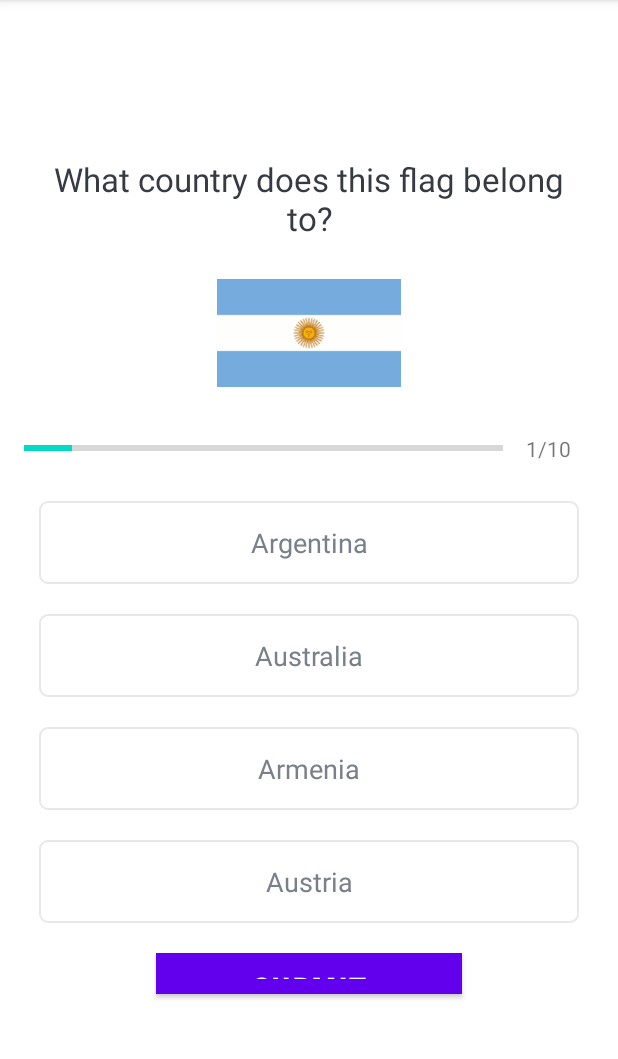
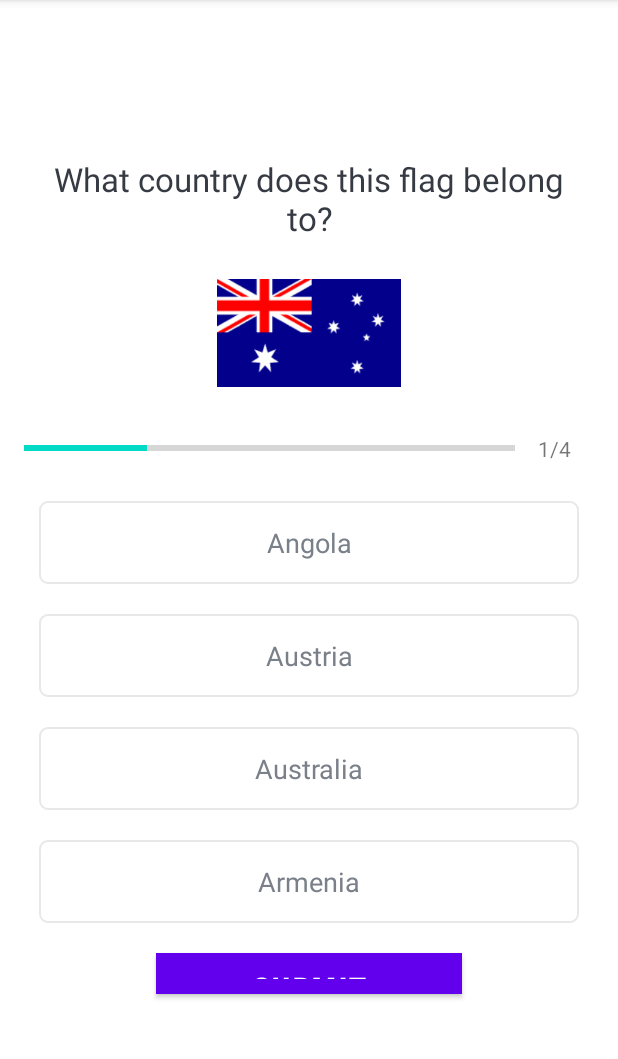
Before and after one commit to Sidsky123/QuizApp, an Android app: the Quiz screen opened directly, with no data from a screen before it, on a phone screen of 412 x 824 dp, the part 84-1143 px from its top. Run offline under Robolectric (Android 15) with nearby library versions, the phone set to English and light mode, and no system bars; 1 statement that could not run was skipped.

Commit message:
get 4 random questions

```diff
--- a/app/src/main/java/com/example/quizapp/Generate.kt
+++ b/app/src/main/java/com/example/quizapp/Generate.kt
@@ -1,7 +1,4 @@
-package com.quizapp
-
-import com.example.quizapp.Question
-import com.example.quizapp.R
+package com.example.quizapp
 
 object Generate {
 
@@ -114,7 +111,14 @@ object Generate {
         )
 
         questionsList.add(que10)
+        val numbers = (1..10).toList()
+        val randomNumbers = numbers.shuffled().take(4)
+        val randomQuestions=ArrayList<Question>()
+        randomQuestions.add(questionsList[randomNumbers[0]])
+        randomQuestions.add(questionsList[randomNumbers[1]])
+        randomQuestions.add(questionsList[randomNumbers[2]])
+        randomQuestions.add(questionsList[randomNumbers[3]])
 
-        return questionsList
+        return randomQuestions
     }
 }
--- a/app/src/main/java/com/example/quizapp/Quiz.kt
+++ b/app/src/main/java/com/example/quizapp/Quiz.kt
@@ -8,7 +8,6 @@ import android.view.View
 import android.widget.TextView
 import androidx.appcompat.app.AppCompatActivity
 import androidx.core.content.ContextCompat
-import com.quizapp.Generate
 import kotlinx.android.synthetic.main.quiz.*
 
 class Quiz : AppCompatActivity(), View.OnClickListener {
--- a/app/src/main/java/com/example/quizapp/Result.kt
+++ b/app/src/main/java/com/example/quizapp/Result.kt
@@ -4,7 +4,6 @@ import android.content.Intent
 import android.os.Bundle
 import android.view.View
 import androidx.appcompat.app.AppCompatActivity
-import com.quizapp.Generate
 import kotlinx.android.synthetic.main.result.*
 
 class Result : AppCompatActivity() {
--- a/app/src/main/res/layout/quiz.xml
+++ b/app/src/main/res/layout/quiz.xml
@@ -51,7 +51,7 @@
                 android:layout_height="33dp"
                 android:layout_weight="1"
                 android:indeterminate="false"
-                android:max="10"
+                android:max="4"
                 android:minHeight="50dp"
                 android:progress="0" />
 
@@ -63,7 +63,7 @@
                 android:padding="15dp"
                 android:textColorHint="#7A8089"
                 android:textSize="14sp"
-                tools:text="0/10" />
+                tools:text="0/4" />
         </LinearLayout>
 
         <TextView
--- a/app/src/main/res/layout/result.xml
+++ b/app/src/main/res/layout/result.xml
@@ -43,7 +43,7 @@
         android:layout_marginTop="10dp"
         android:textColor="@android:color/white"
         android:textSize="25sp"
-        tools:text="Your Score is 9 out of 10" />
+        tools:text="Your Score is 3 out of 4" />
 
     <Button
         android:id="@+id/btn_finish"
```
